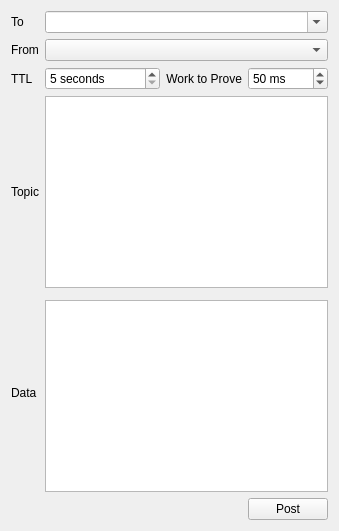
The window that alethzero/plugins/whisper/Whisper.ui (ethereum/alethzero) describes before a commit, drawn with Qt 5.
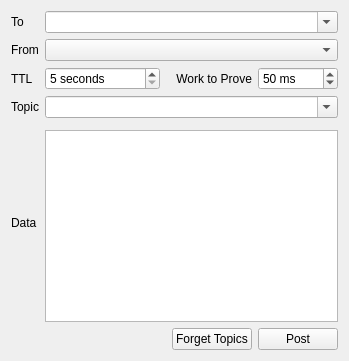
The same window after the commit.

Commit message: functional whisper chat

Diff of the .ui file:
```diff
--- a/alethzero/plugins/whisper/Whisper.ui
+++ b/alethzero/plugins/whisper/Whisper.ui
@@ -52,18 +52,9 @@
       </widget>
      </item>
      <item row="3" column="1" colspan="4">
-      <widget class="QPlainTextEdit" name="shhTopic">
-       <property name="sizePolicy">
-        <sizepolicy hsizetype="Expanding" vsizetype="Expanding">
-         <horstretch>0</horstretch>
-         <verstretch>0</verstretch>
-        </sizepolicy>
-       </property>
-       <property name="frameShape">
-        <enum>QFrame::StyledPanel</enum>
-       </property>
-       <property name="lineWidth">
-        <number>0</number>
+      <widget class="QComboBox" name="shhTopic">
+       <property name="editable">
+        <bool>true</bool>
        </property>
       </widget>
      </item>
@@ -172,6 +163,13 @@
        </property>
       </widget>
      </item>
+     <item row="6" column="3">
+      <widget class="QPushButton" name="forget">
+       <property name="text">
+        <string>Forget Topics</string>
+       </property>
+      </widget>
+     </item>
     </layout>
    </widget>
  <resources/>
```
The commit also changes 6 other files.
